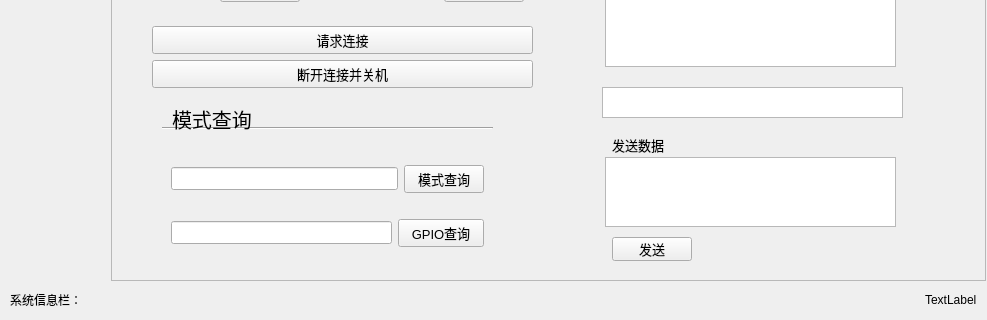
Above: uidemo08/form/frmmain.ui from ZeYu1391774324/BX-MagnetDetectorProject before the change; both pictures show x 0 to 987 and y 295 to 615 of the 987 by 615 pixel window. Below: the same form after it.
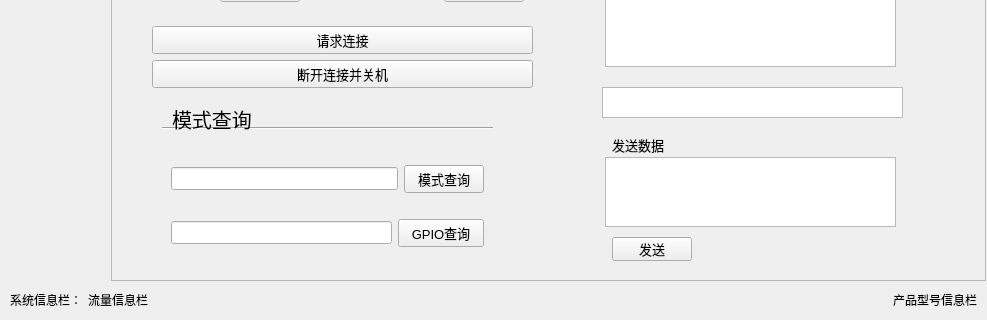
That is the form after the change. Icons and pictures are not drawn.

Commit message: 1. Updated the CurrentByteSpeed Detecting Function. 2. Updated the Progression in FileConversionPanel.

Patch:
```diff
--- a/uidemo08/form/frmmain.ui
+++ b/uidemo08/form/frmmain.ui
@@ -2583,6 +2583,13 @@
         </property>
        </widget>
       </item>
+      <item>
+       <widget class="QLabel" name="byteSpeedLabel">
+        <property name="text">
+         <string>流量信息栏</string>
+        </property>
+       </widget>
+      </item>
       <item>
        <spacer name="horizontalSpacer_4">
         <property name="orientation">
@@ -2599,7 +2606,7 @@
       <item>
        <widget class="QLabel" name="sysInfoLabel">
         <property name="text">
-         <string>TextLabel</string>
+         <string>产品型号信息栏</string>
         </property>
        </widget>
       </item>
```
Left out of the diff: 2 changed lines with no effect on the pictures. The commit also changes 12 other files.
